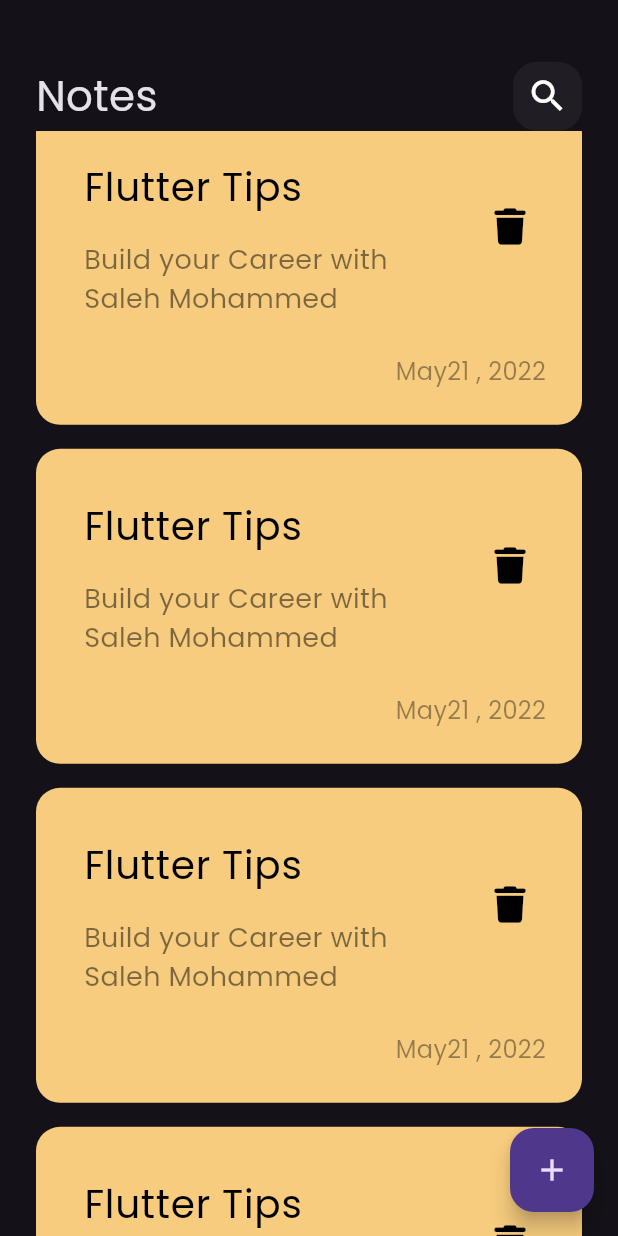
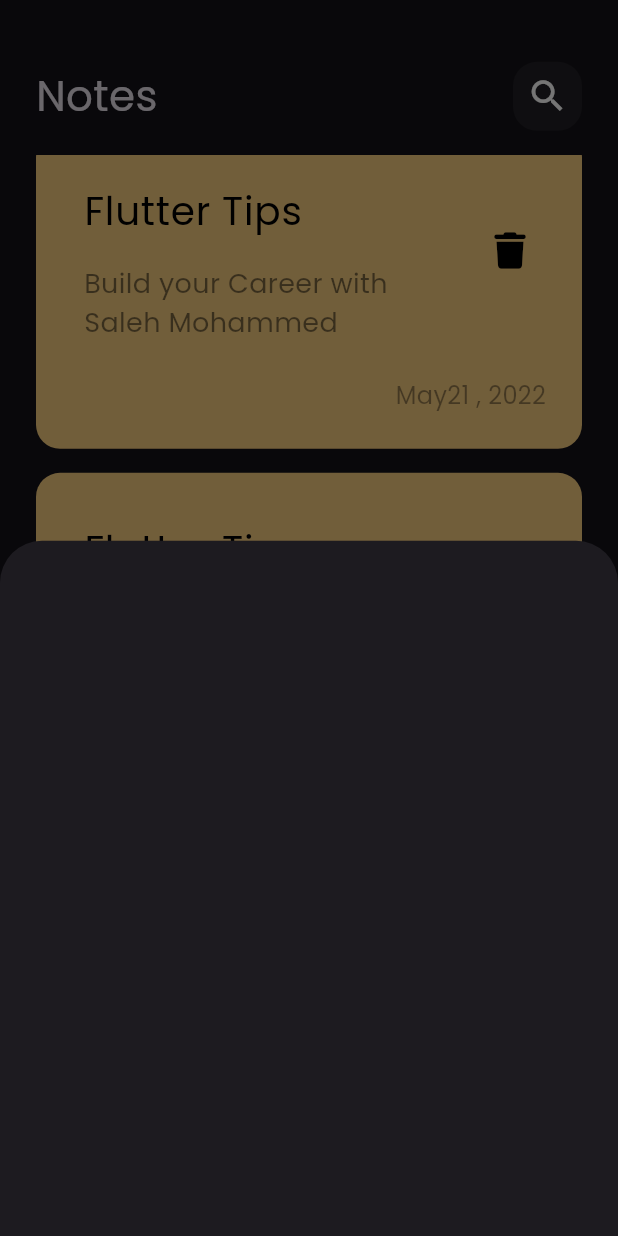
Before and after one commit to salehalgabri/noets_app, a Flutter app: the screen it shows after launch, scrolled down 1152 dp, after a tap on the "add" icon, on a phone screen of 412 x 824 dp. Run offline on Flutter 3.47's test engine with Material 3 defaults, Android fonts, the phone set to English and light mode, and no system bars; our stand-ins replace font_awesome_flutter.

Commit message:
show model bottom sheet

```diff
--- a/lib/views/notes_view.dart
+++ b/lib/views/notes_view.dart
@@ -1,4 +1,5 @@
 import 'package:flutter/material.dart';
+import 'package:notes_app/views/widgets/add_note_bottom_sheet.dart';
 import 'package:notes_app/views/widgets/notes_view_body.dart';
 
 class NotesView extends StatelessWidget {
@@ -8,7 +9,14 @@ class NotesView extends StatelessWidget {
   Widget build(BuildContext context) {
     return Scaffold(
       floatingActionButton: FloatingActionButton(
-        onPressed: () {},
+        onPressed: () {
+          showModalBottomSheet(
+            context: context,
+            builder: (context) {
+              return const AddNoteBottomSheet();
+            },
+          );
+        },
         child: const Icon(
           Icons.add,
         ),
--- /dev/null
+++ b/lib/views/widgets/add_note_bottom_sheet.dart
@@ -0,0 +1,10 @@
+import 'package:flutter/material.dart';
+
+class AddNoteBottomSheet extends StatelessWidget {
+  const AddNoteBottomSheet({super.key});
+
+  @override
+  Widget build(BuildContext context) {
+    return Container();
+  }
+}
--- a/lib/views/widgets/notes_list_view.dart
+++ b/lib/views/widgets/notes_list_view.dart
@@ -3,18 +3,22 @@ import 'package:notes_app/views/widgets/custom_note_item.dart';
 
 class NotesListView extends StatelessWidget {
   const NotesListView({super.key});
-  final  data = const [
-
-  ];
+  final data = const [];
   @override
   Widget build(BuildContext context) {
-    return ListView.builder(
+    return Padding(
+      padding: const EdgeInsets.symmetric(
+        vertical: 16,
+      ),
+      child: ListView.builder(
+        padding: EdgeInsets.zero,
         itemBuilder: (context, index) {
           return const Padding(
             padding: EdgeInsets.symmetric(vertical: 8.0),
             child: NoteItem(),
           );
         },
+      ),
     );
   }
 }
```
Also changed, not shown: lib/views/widgets/notes_view_body.dart (line endings or trailing spaces). Lines whose indentation alone changed are shown as unchanged.
